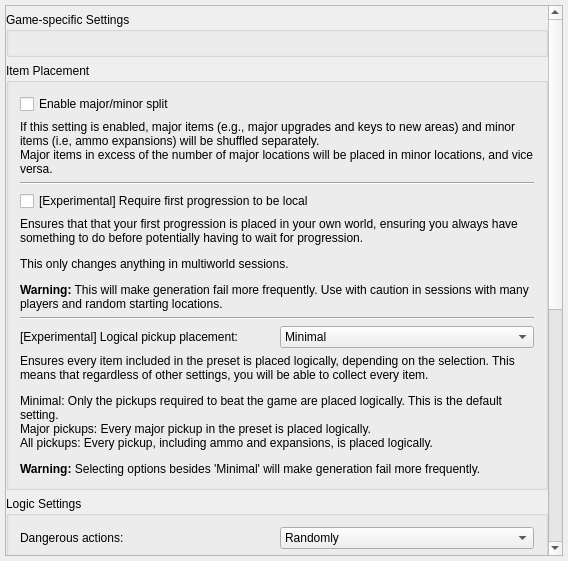
Old version of the form randovania/gui/ui_files/preset_generation.ui in the repository randovania/randovania.
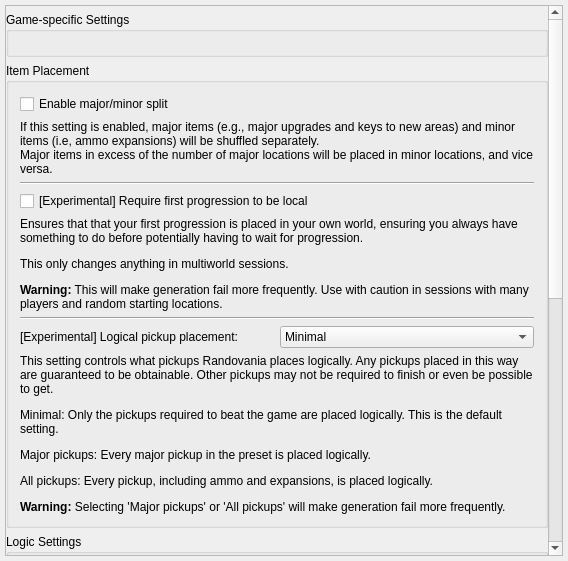
New version of the form.

Commit message: Revise the description for logical pickup placement

Diff of the .ui file:
```diff
--- a/randovania/gui/ui_files/preset_generation.ui
+++ b/randovania/gui/ui_files/preset_generation.ui
@@ -44,7 +44,7 @@
          <x>0</x>
          <y>0</y>
          <width>539</width>
-         <height>1020</height>
+         <height>1060</height>
         </rect>
        </property>
        <layout class="QVBoxLayout" name="verticalLayout_3">
@@ -159,7 +159,7 @@
            <item>
             <widget class="QLabel" name="logical_pickup_placement_description">
              <property name="text">
-              <string>&lt;html&gt;&lt;head/&gt;&lt;body&gt;&lt;p&gt;Ensures every item included in the preset is placed logically, depending on the selection. This means that regardless of other settings, you will be able to collect every item.&lt;/p&gt;&lt;p&gt;Minimal: Only the pickups required to beat the game are placed logically. This is the default setting.&lt;br/&gt;Major pickups: Every major pickup in the preset is placed logically.&lt;br/&gt;All pickups: Every pickup, including ammo and expansions, is placed logically.&lt;/p&gt;&lt;p&gt;&lt;span style=&quot; font-weight:700;&quot;&gt;Warning:&lt;/span&gt; Selecting options besides 'Minimal' will make generation fail more frequently.&lt;/p&gt;&lt;/body&gt;&lt;/html&gt;</string>
+              <string>&lt;html&gt;&lt;head/&gt;&lt;body&gt;&lt;p&gt;This setting controls what pickups Randovania places logically. Any pickups placed in this way are guaranteed to be obtainable. Other pickups may not be required to finish or even be possible to get.&lt;/p&gt;&lt;p&gt;Minimal: Only the pickups required to beat the game are placed logically. This is the default setting.&lt;/p&gt;&lt;p&gt;Major pickups: Every major pickup in the preset is placed logically.&lt;/p&gt;&lt;p&gt;All pickups: Every pickup, including ammo and expansions, is placed logically.&lt;/p&gt;&lt;p&gt;&lt;span style=&quot; font-weight:700;&quot;&gt;Warning:&lt;/span&gt; Selecting 'Major pickups' or 'All pickups' will make generation fail more frequently.&lt;/p&gt;&lt;/body&gt;&lt;/html&gt;</string>
              </property>
              <property name="wordWrap">
               <bool>true</bool>
```
